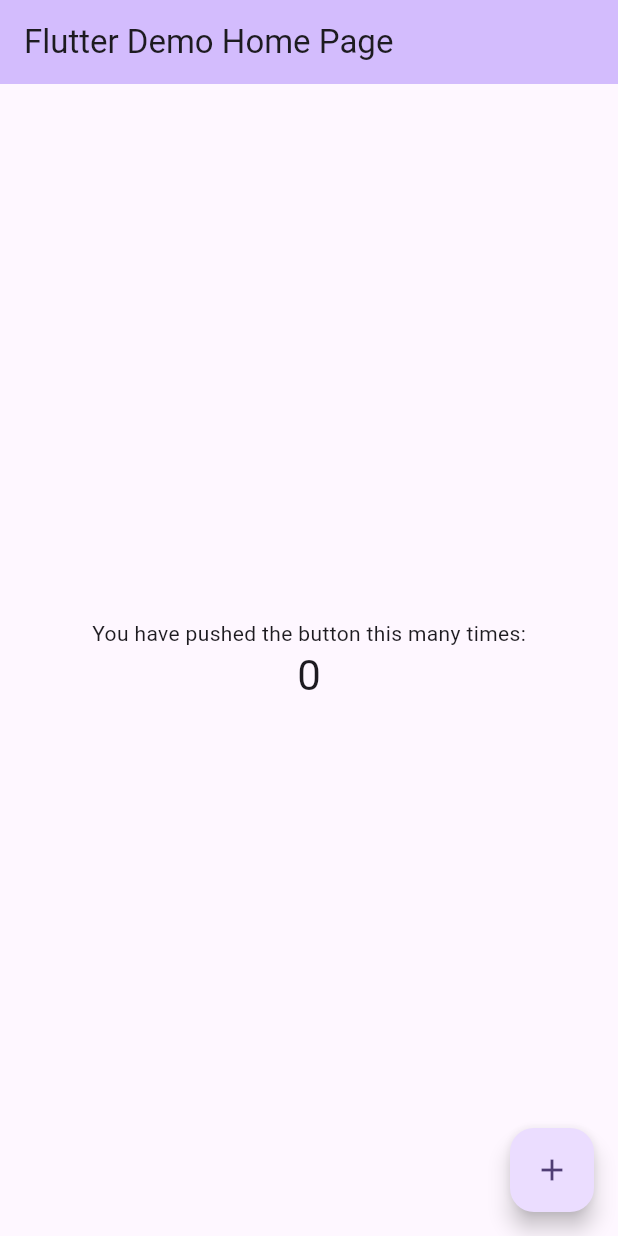
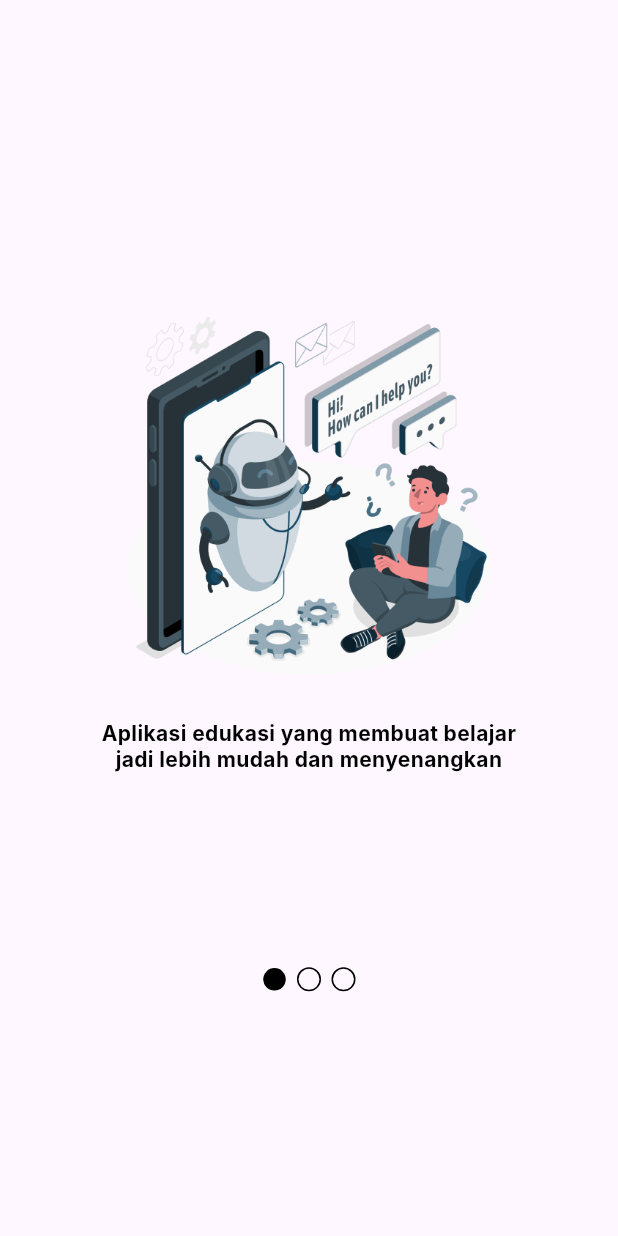
Before and after one commit to GenBot-App/GenBot_Mobile, a Flutter app: the screen it shows after launch, on a phone screen of 412 x 824 dp. Run offline on Flutter 3.47's test engine with Material 3 defaults, Android fonts, the phone set to English and light mode, and no system bars; drawn by our look-alikes of smooth_page_indicator; Roboto replaces fonts that are missing (Inter).

Commit message:
add splash screen & onboard page

```diff
--- a/lib/main.dart
+++ b/lib/main.dart
@@ -1,125 +1,50 @@
 import 'package:flutter/material.dart';
+import 'package:genbot_mobile/welcome/onboarding_screen.dart';
+
+import 'Login/View/login.dart';
 
 void main() {
-  runApp(const MyApp());
+  runApp(const GenbotApp());
 }
 
-class MyApp extends StatelessWidget {
-  const MyApp({super.key});
+class GenbotApp extends StatelessWidget {
+  const GenbotApp({super.key});
 
-  // This widget is the root of your application.
   @override
   Widget build(BuildContext context) {
     return MaterialApp(
-      title: 'Flutter Demo',
+      debugShowCheckedModeBanner: false,
+      title: 'Genbot',
       theme: ThemeData(
-        // This is the theme of your application.
-        //
-        // TRY THIS: Try running your application with "flutter run". You'll see
-        // the application has a blue toolbar. Then, without quitting the app,
-        // try changing the seedColor in the colorScheme below to Colors.green
-        // and then invoke "hot reload" (save your changes or press the "hot
-        // reload" button in a Flutter-supported IDE, or press "r" if you used
-        // the command line to start the app).
-        //
-        // Notice that the counter didn't reset back to zero; the application
-        // state is not lost during the reload. To reset the state, use hot
-        // restart instead.
-        //
-        // This works for code too, not just values: Most code changes can be
-        // tested with just a hot reload.
-        colorScheme: ColorScheme.fromSeed(seedColor: Colors.deepPurple),
-        useMaterial3: true,
+        primarySwatch: Colors.purple,
       ),
-      home: const MyHomePage(title: 'Flutter Demo Home Page'),
+      home: const OnboardingScreen(),
+      initialRoute: "/",
+      onGenerateRoute: (settings) {
+        switch (settings.name) {
+          case '/':
+            return MaterialPageRoute(
+                builder: (context) => const OnboardingScreen());
+          case '/login':
+            return MaterialPageRoute(builder: (context) => LoginPage());
+          default:
+            return MaterialPageRoute(builder: (context) => UnknownRoutePage());
+        }
+      },
     );
   }
 }
 
-class MyHomePage extends StatefulWidget {
-  const MyHomePage({super.key, required this.title});
-
-  // This widget is the home page of your application. It is stateful, meaning
-  // that it has a State object (defined below) that contains fields that affect
-  // how it looks.
-
-  // This class is the configuration for the state. It holds the values (in this
-  // case the title) provided by the parent (in this case the App widget) and
-  // used by the build method of the State. Fields in a Widget subclass are
-  // always marked "final".
-
-  final String title;
-
-  @override
-  State<MyHomePage> createState() => _MyHomePageState();
-}
-
-class _MyHomePageState extends State<MyHomePage> {
-  int _counter = 0;
-
-  void _incrementCounter() {
-    setState(() {
-      // This call to setState tells the Flutter framework that something has
-      // changed in this State, which causes it to rerun the build method below
-      // so that the display can reflect the updated values. If we changed
-      // _counter without calling setState(), then the build method would not be
-      // called again, and so nothing would appear to happen.
-      _counter++;
-    });
-  }
-
+class UnknownRoutePage extends StatelessWidget {
   @override
   Widget build(BuildContext context) {
-    // This method is rerun every time setState is called, for instance as done
-    // by the _incrementCounter method above.
-    //
-    // The Flutter framework has been optimized to make rerunning build methods
-    // fast, so that you can just rebuild anything that needs updating rather
-    // than having to individually change instances of widgets.
     return Scaffold(
       appBar: AppBar(
-        // TRY THIS: Try changing the color here to a specific color (to
-        // Colors.amber, perhaps?) and trigger a hot reload to see the AppBar
-        // change color while the other colors stay the same.
-        backgroundColor: Theme.of(context).colorScheme.inversePrimary,
-        // Here we take the value from the MyHomePage object that was created by
-        // the App.build method, and use it to set our appbar title.
-        title: Text(widget.title),
+        title: Text('404 - Halaman tidak ditemukan'),
       ),
       body: Center(
-        // Center is a layout widget. It takes a single child and positions it
-        // in the middle of the parent.
-        child: Column(
-          // Column is also a layout widget. It takes a list of children and
-          // arranges them vertically. By default, it sizes itself to fit its
-          // children horizontally, and tries to be as tall as its parent.
-          //
-          // Column has various properties to control how it sizes itself and
-          // how it positions its children. Here we use mainAxisAlignment to
-          // center the children vertically; the main axis here is the vertical
-          // axis because Columns are vertical (the cross axis would be
-          // horizontal).
-          //
-          // TRY THIS: Invoke "debug painting" (choose the "Toggle Debug Paint"
-          // action in the IDE, or press "p" in the console), to see the
-          // wireframe for each widget.
-          mainAxisAlignment: MainAxisAlignment.center,
-          children: <Widget>[
-            const Text(
-              'You have pushed the button this many times:',
-            ),
-            Text(
-              '$_counter',
-              style: Theme.of(context).textTheme.headlineMedium,
-            ),
-          ],
-        ),
+        child: Text('Halaman tidak ditemukan'),
       ),
-      floatingActionButton: FloatingActionButton(
-        onPressed: _incrementCounter,
-        tooltip: 'Increment',
-        child: const Icon(Icons.add),
-      ), // This trailing comma makes auto-formatting nicer for build methods.
     );
   }
 }
--- /dev/null
+++ b/lib/welcome/onboarding_page1.dart
@@ -0,0 +1,46 @@
+import 'package:flutter/material.dart';
+
+class IntroPage1 extends StatelessWidget {
+  const IntroPage1({super.key});
+
+  @override
+  Widget build(BuildContext context) {
+    return Container(
+      // color: const Color(0xFFE64E45),
+      alignment: Alignment.bottomCenter,
+      child: Column(
+        crossAxisAlignment: CrossAxisAlignment.center,
+        children: [
+          // image
+          Container(
+            margin: const EdgeInsets.only(top: 204),
+            child: Image.asset(
+              'assets/images/intro1.png',
+              width: 250,
+              height: 250,
+            ),
+          ),
+          const SizedBox(
+            height: 26,
+          ),
+          // text
+          const SizedBox(
+            width: 280,
+            height: 80,
+            child: Text(
+              'Aplikasi edukasi yang membuat belajar jadi lebih mudah dan menyenangkan',
+              textAlign: TextAlign.center,
+              style: TextStyle(
+                color: Colors.black,
+                fontSize: 14,
+                fontFamily: 'Inter',
+                fontWeight: FontWeight.w700,
+                height: 0,
+              ),
+            ),
+          )
+        ],
+      ),
+    );
+  }
+}
--- /dev/null
+++ b/lib/welcome/onboarding_screen.dart
@@ -0,0 +1,103 @@
+import 'package:flutter/material.dart';
+import 'package:genbot_mobile/Login/View/login.dart';
+import 'package:smooth_page_indicator/smooth_page_indicator.dart';
+
+import 'onboarding_page1.dart';
+import 'onboarding_page2.dart';
+import 'onboarding_page3.dart';
+// import 'onboarding_page4.dart';
+
+class OnboardingScreen extends StatefulWidget {
+  const OnboardingScreen({super.key});
+
+  @override
+  State<OnboardingScreen> createState() => _OnboardingScreenState();
+}
+
+class _OnboardingScreenState extends State<OnboardingScreen> {
+  PageController _controller = PageController();
+  bool isLastPage = false;
+
+  @override
+  Widget build(BuildContext context) {
+    return Scaffold(
+      body: Stack(
+        children: [
+          PageView(
+            controller: _controller,
+            onPageChanged: (index) {
+              setState(() {
+                isLastPage = (index == 2);
+              });
+            },
+            children: const [
+              IntroPage1(),
+              IntroPage2(),
+              IntroPage3(),
+            ],
+          ),
+          Container(
+            alignment: const Alignment(0, 0.60),
+            child: Row(
+              mainAxisAlignment: MainAxisAlignment.spaceEvenly,
+              children: [
+                // blank space
+                const SizedBox(
+                  width: 100,
+                  child: Text(""),
+                ),
+                // dot indicator
+                SmoothPageIndicator(
+                    controller: _controller,
+                    count: 3,
+                    effect: const WormEffect(
+                        activeDotColor: Colors.black,
+                        dotColor: Colors.black,
+                        paintStyle: PaintingStyle.stroke,
+                        dotHeight: 15,
+                        dotWidth: 15,
+                        strokeWidth: 1)),
+                // next button
+                SizedBox(
+                  width: 100,
+                  child: Row(
+                    mainAxisAlignment: MainAxisAlignment.center,
+                    children: [
+                      isLastPage
+                          ? GestureDetector(
+                              onTap: () {
+                                Navigator.push(
+                                  context,
+                                  MaterialPageRoute(
+                                    builder: (context) => const LoginPage(),
+                                  ),
+                                );
+                              },
+                              child: const SizedBox(
+                                width: 67,
+                                height: 18,
+                                child: Text(
+                                  'Next',
+                                  textAlign: TextAlign.center,
+                                  style: TextStyle(
+                                    color: Colors.black,
+                                    fontSize: 14,
+                                    fontFamily: 'Inter',
+                                    fontWeight: FontWeight.w700,
+                                    height: 0,
+                                  ),
+                                ),
+                              ),
+                            )
+                          : const Text(""),
+                    ],
+                  ),
+                )
+              ],
+            ),
+          )
+        ],
+      ),
+    );
+  }
+}
--- a/pubspec.yaml
+++ b/pubspec.yaml
@@ -34,6 +34,7 @@ dependencies:
   dio: ^5.4.0
   provider: ^6.1.1
   smooth_page_indicator: ^1.1.0
+  flutter_native_splash: ^2.3.7
 
 dev_dependencies:
   flutter_lints: ^2.0.0
@@ -49,8 +50,8 @@ flutter:
   # the material Icons class.
   uses-material-design: true
   # To add assets to your application, add an assets section, like this:
-  # assets:
-  #   - images/a_dot_burr.jpeg
+  assets:
+    - assets/images/
   #   - images/a_dot_ham.jpeg
   # An image asset can refer to one or more resolution-specific "variants", see
   # https://flutter.dev/assets-and-images/#resolution-aware
```
Also changed, not shown: flutter_native_splash.yaml (added, +144 -0 lines), lib/Login/View/login.dart (added, +17 -0 lines), lib/welcome/onboarding_page2.dart (added, +45 -0 lines), lib/welcome/onboarding_page3.dart (added, +46 -0 lines), assets/images/intro1.png (added), assets/images/intro2.png (added), assets/images/intro3.1.png (added), assets/images/intro3.2.png (added), assets/images/intro3.png (added), assets/images/logo.png (added), pubspec.lock, 24 other files.
